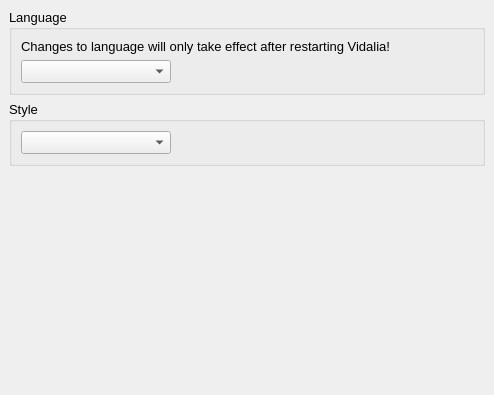
Before: the Qt Designer form src/gui/config/appearancepage.ui in a-ilin/vidalia, drawn with Qt 5.
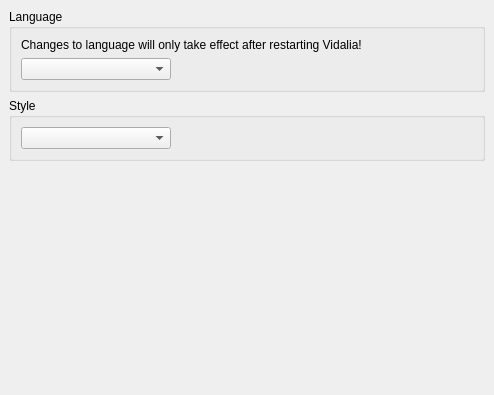
After: the same form once the commit is applied.

Commit message:
Stop mandating a font size of 10 everywhere. This looks crummy and inconsistent on Mac.
svn:r2064

```diff
--- a/src/gui/config/appearancepage.ui
+++ b/src/gui/config/appearancepage.ui
@@ -12,11 +12,6 @@
     <height>395</height>
    </rect>
   </property>
-  <property name="font" >
-   <font>
-    <pointsize>10</pointsize>
-   </font>
-  </property>
   <property name="contextMenuPolicy" >
    <enum>Qt::NoContextMenu</enum>
   </property>
```
The commit also changes 11 other files.
